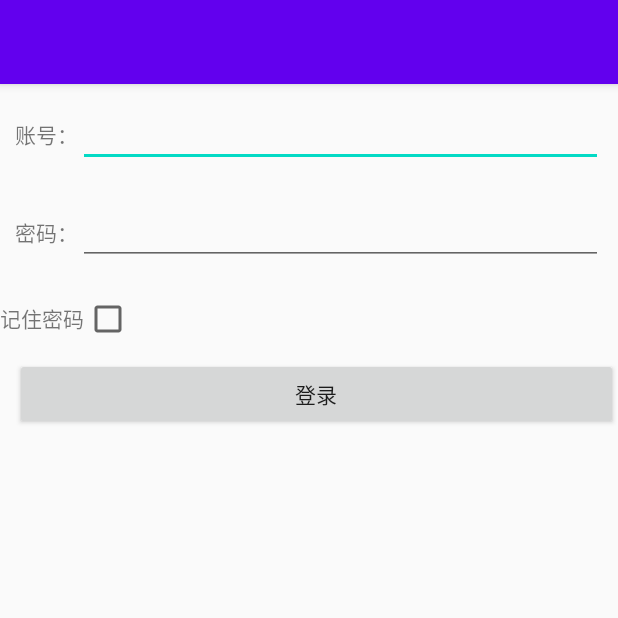
After one commit to carrollcai/android-practise, an Android app: the LoginActivity screen opened directly, with no data from a screen before it, on a phone screen of 412 x 824 dp, the top half of it. The commit adds this screen. Run offline under Robolectric (Android 15) with nearby library versions, the phone set to English and light mode, and no system bars.

Commit message:
[Feature]login demo

```diff
--- a/app/src/main/java/com/example/practise/counter/CounterActivity.java
+++ b/app/src/main/java/com/example/practise/counter/CounterActivity.java
@@ -44,7 +44,6 @@ public class CounterActivity extends AppCompatActivity {
 
         mButton = findViewById(R.id.counter_btn);
         mEditText = findViewById(R.id.counter_et);
-
 
         initWidget();
 
@@ -106,6 +105,7 @@ public class CounterActivity extends AppCompatActivity {
                     e.printStackTrace();
                 }
 
+                // 将时间戳的差值转换成中文展示
                 long diff = currentDate.getTime() - startDate.getTime();
 
                 long days = diff / (1000 * 60 * 60 * 24);
--- a/app/src/main/java/com/example/practise/counter/TimeService.java
+++ b/app/src/main/java/com/example/practise/counter/TimeService.java
@@ -20,7 +20,6 @@ import static com.example.practise.counter.CounterActivity.TIME_CHANGE_ACTION;
  * <p>
  * Created by Peter on 2020/8/26.
  */
-
 
 public class TimeService extends Service {
 
--- /dev/null
+++ b/app/src/main/java/com/example/practise/rememberpwd/LoginActivity.java
@@ -0,0 +1,140 @@
+package com.example.practise.rememberpwd;
+
+import android.content.DialogInterface;
+import android.content.Intent;
+import android.content.SharedPreferences;
+import android.os.Bundle;
+import android.view.View;
+import android.widget.Button;
+import android.widget.CheckBox;
+import android.widget.EditText;
+import android.widget.LinearLayout;
+import android.widget.TextView;
+import android.widget.Toast;
+
+import java.util.Timer;
+import java.util.TimerTask;
+
+import com.example.practise.R;
+
+import androidx.appcompat.app.AlertDialog;
+import androidx.appcompat.app.AppCompatActivity;
+
+/**
+ * Copyright (C) 2020. All rights reserved.
+ * <p>
+ * Created by Peter on 2020/8/26.
+ */
+
+public class LoginActivity extends AppCompatActivity {
+
+    private Button mSubmit;
+    private EditText mAccount, mPassword;
+    private CheckBox mCheckBox;
+    private SharedPreferences.Editor mEditor;
+    private SharedPreferences sp;
+    private AlertDialog prompt;
+    private Timer timer;
+    private boolean flag = true;
+
+    @Override
+    protected void onCreate(Bundle savedInstanceState) {
+        super.onCreate(savedInstanceState);
+        setContentView(R.layout.activity_login);
+
+        mAccount = findViewById(R.id.login_account);
+        mPassword = findViewById(R.id.login_pwd);
+        mSubmit = findViewById(R.id.login_btn);
+        mCheckBox = findViewById(R.id.login_cb);
+
+        timer = new Timer();
+
+        sp = this.getSharedPreferences("userInfo", MODE_PRIVATE);
+
+        String cacheAccount = sp.getString("account", "");
+        String cachePassword = sp.getString("password", "");
+
+        if (cacheAccount != "" && cachePassword != "") {
+            mCheckBox.setChecked(true);
+            mAccount.setText(cacheAccount);
+            mPassword.setText(cachePassword);
+        }
+
+        mEditor = sp.edit();
+
+        mSubmit.setOnClickListener(new View.OnClickListener() {
+            @Override
+            public void onClick(View v) {
+
+                String account = mAccount.getText().toString();
+                String pwd = mPassword.getText().toString();
+
+                if (account == "" || pwd == "") {
+                    Toast.makeText(LoginActivity.this, "账号密码不能为空", Toast.LENGTH_LONG).show();
+                } else {
+
+                    prompt = prompt(LoginActivity.this, "正在跳转");
+
+                    prompt.setOnCancelListener(new DialogInterface.OnCancelListener() {
+                        @Override
+                        public void onCancel(DialogInterface dialog) {
+                            if (prompt.isShowing()) {
+                                prompt.dismiss();
+                            }
+                        }
+                    });
+
+                    if (mCheckBox.isChecked()) {
+                        mEditor.putString("account", account);
+                        mEditor.putString("password", pwd);
+                    } else {
+                        mEditor.remove("account");
+                        mEditor.remove("password");
+                    }
+                    mEditor.apply();
+
+                    timer.schedule(new TimerTask() {
+                        @Override
+                        public void run() {
+                            if (flag) {
+                                if (prompt.isShowing()) {
+                                    prompt.dismiss();
+                                }
+                                timer.cancel();
+                                timer.purge();
+                                timer = null;
+
+                                flag = false;
+
+                                Intent intent = new Intent(LoginActivity.this, WelcomeActivity.class);
+                                startActivity(intent);
+
+                            }
+                        }
+                    }, 3000, 5000);
+//                    Intent intent = new Intent(LoginActivity.this, WelcomeActivity.class);
+//                    startActivity(intent);
+
+                }
+            }
+        });
+    }
+
+    @Override
+    protected void onResume() {
+        super.onResume();
+        timer = new Timer();
+        flag = true;
+    }
+
+    private AlertDialog prompt(LoginActivity loginActivity, String str) {
+        AlertDialog.Builder builder = new AlertDialog.Builder(loginActivity);
+        LinearLayout layout = (LinearLayout) loginActivity.getLayoutInflater().inflate(R.layout.prompt, null);
+
+        ((TextView) layout.findViewById(R.id.message)).setText(str);
+        builder.setView(layout);
+        AlertDialog dialog = builder.show();
+        dialog.setCanceledOnTouchOutside(false);
+        return dialog;
+    }
+}
--- /dev/null
+++ b/app/src/main/res/layout/activity_login.xml
@@ -0,0 +1,79 @@
+<?xml version="1.0" encoding="utf-8"?>
+<LinearLayout xmlns:android="http://schemas.android.com/apk/res/android"
+    xmlns:app="http://schemas.android.com/apk/res-auto"
+    xmlns:tools="http://schemas.android.com/tools"
+    android:layout_width="match_parent"
+    android:layout_height="match_parent"
+    tools:context=".rememberpwd.LoginActivity"
+    android:orientation="vertical">
+
+    <LinearLayout
+        android:layout_width="match_parent"
+        android:layout_height="wrap_content"
+        android:orientation="horizontal"
+        android:layout_margin="10dp"
+        >
+        <TextView
+            android:layout_width="wrap_content"
+            android:layout_height="wrap_content"
+            android:text="账号："
+            />
+        <EditText
+            android:id="@+id/login_account"
+            android:layout_width="match_parent"
+            android:layout_height="wrap_content"
+            />
+    </LinearLayout>
+
+    <LinearLayout
+        android:layout_width="match_parent"
+        android:layout_height="wrap_content"
+        android:orientation="horizontal"
+        android:layout_margin="10dp"
+        >
+        <TextView
+            android:layout_width="wrap_content"
+            android:layout_height="wrap_content"
+            android:text="密码："
+            />
+        <EditText
+            android:id="@+id/login_pwd"
+            android:layout_width="match_parent"
+            android:layout_height="wrap_content"
+            android:inputType="textPassword"
+            />
+    </LinearLayout>
+
+    <LinearLayout
+        android:layout_width="match_parent"
+        android:layout_height="wrap_content"
+        android:orientation="horizontal"
+        android:layout_marginTop="10dp"
+        >
+
+        <TextView
+            android:layout_width="wrap_content"
+            android:layout_height="wrap_content"
+            android:text="记住密码"
+        />
+
+        <CheckBox
+            android:id="@+id/login_cb"
+            android:layout_width="wrap_content"
+            android:layout_height="wrap_content"
+            android:checked="false"
+            />
+
+    </LinearLayout>
+
+    <Button
+        android:layout_width="match_parent"
+        android:layout_height="wrap_content"
+        android:id="@+id/login_btn"
+        android:layout_marginTop="10dp"
+        android:layout_marginLeft="10dp"
+        android:text="登录"
+        />
+
+
+</LinearLayout>
```
Also changed, not shown: app/src/main/AndroidManifest.xml (+5 -4 lines), app/src/main/java/com/example/practise/MainActivity.java (+12 -1 lines), app/src/main/java/com/example/practise/rememberpwd/WelcomeActivity.java (added, +16 -0 lines), app/src/main/res/layout/activity_main.xml (+7 -0 lines), app/src/main/res/layout/activity_welcome.xml (added, +17 -0 lines), app/src/main/res/layout/prompt.xml (added, +12 -0 lines).
